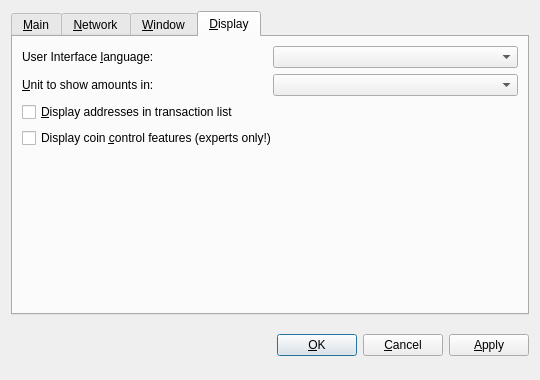
This is src/qt/forms/optionsdialog.ui in RenosCoin/RenosCoin as Qt 5 draws it before an edit. The edited form follows.
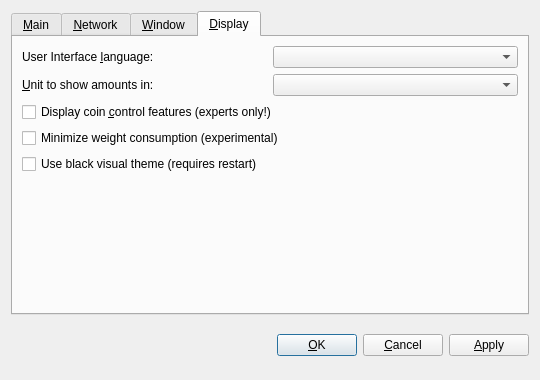
This is the edited form. The open tabs and pages were chosen to show the change. Custom widgets are drawn as their Qt base class.

Patch:
```diff
--- a/src/qt/forms/optionsdialog.ui
+++ b/src/qt/forms/optionsdialog.ui
@@ -379,16 +379,6 @@
          </item>
         </layout>
        </item>
-       <item>
-        <widget class="QCheckBox" name="displayAddresses">
-         <property name="toolTip">
-          <string>Whether to show RenosCoin addresses in the transaction list or not.</string>
-         </property>
-         <property name="text">
-          <string>&amp;Display addresses in transaction list</string>
-         </property>
-        </widget>
-       </item>
        <item>
         <widget class="QCheckBox" name="coinControlFeatures">
          <property name="toolTip">
@@ -399,6 +389,23 @@
          </property>
         </widget>
        </item>
+       <item>
+        <widget class="QCheckBox" name="minimizeCoinAge">
+         <property name="toolTip">
+          <string>Whether to select the coin outputs randomly or with minimal coin age.</string>
+         </property>
+         <property name="text">
+          <string>Minimize weight consumption (experimental)</string>
+         </property>
+        </widget>
+       </item>
+       <item>
+        <widget class="QCheckBox" name="useBlackTheme">
+         <property name="text">
+          <string>Use black visual theme (requires restart)</string>
+         </property>
+        </widget>
+       </item>
        <item>
         <spacer name="verticalSpacer_Display">
          <property name="orientation">
```
Left out of the diff: 34 changed lines with no effect on the pictures.
